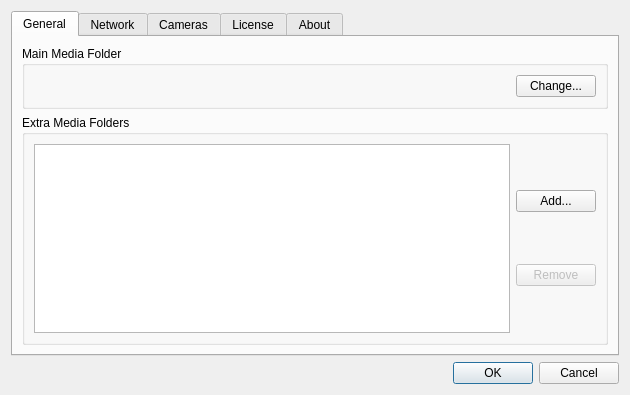
Above: src/preferences.ui from networkoptix/nx_open before the change. Below: the same form after it.
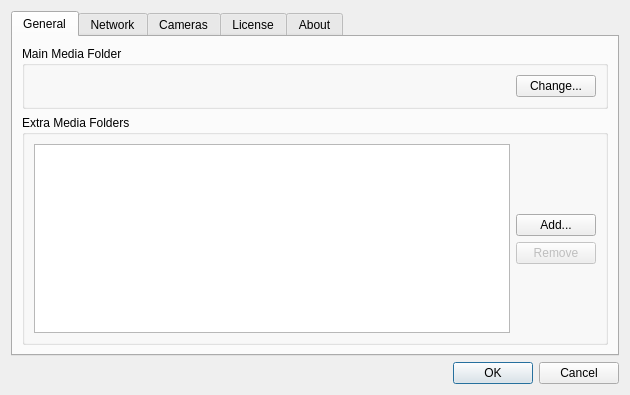
That is the form after the change.

Commit message:
minor tweaks to preferences dialog
change copyrights from 2010 to 2011;
fix field alignments in recording settings dialog

<==== Mercurial data ====>
Branch: master

```diff
--- a/src/preferences.ui
+++ b/src/preferences.ui
@@ -91,6 +91,19 @@
             </item>
             <item>
              <layout class="QVBoxLayout" name="verticalLayout_3">
+              <item>
+               <spacer name="verticalSpacer_3">
+                <property name="orientation">
+                 <enum>Qt::Vertical</enum>
+                </property>
+                <property name="sizeHint" stdset="0">
+                 <size>
+                  <width>20</width>
+                  <height>40</height>
+                 </size>
+                </property>
+               </spacer>
+              </item>
               <item>
                <widget class="QPushButton" name="pushButton">
                 <property name="text">
@@ -108,6 +121,19 @@
                 </property>
                </widget>
               </item>
+              <item>
+               <spacer name="verticalSpacer_4">
+                <property name="orientation">
+                 <enum>Qt::Vertical</enum>
+                </property>
+                <property name="sizeHint" stdset="0">
+                 <size>
+                  <width>20</width>
+                  <height>40</height>
+                 </size>
+                </property>
+               </spacer>
+              </item>
              </layout>
             </item>
            </layout>
```
Left out of the diff: 8 changed lines with no effect on the pictures. The commit also changes 1 other file.
